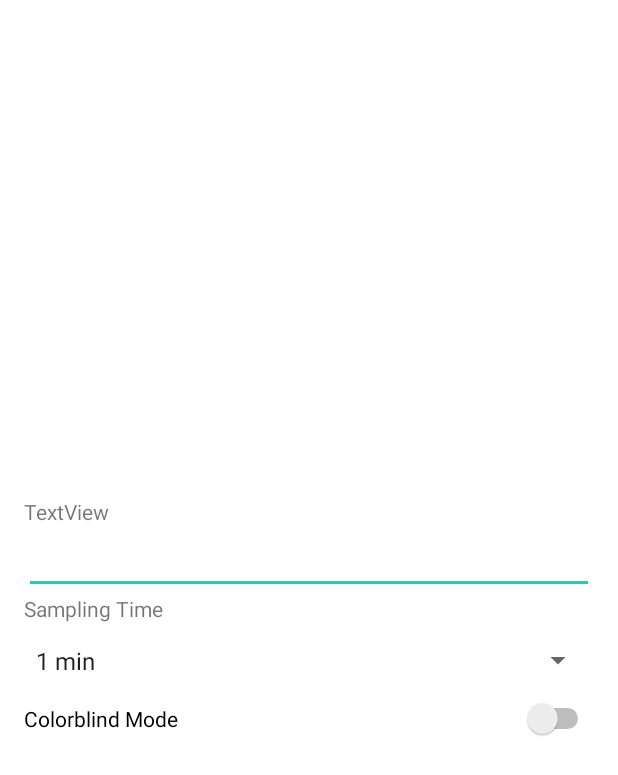
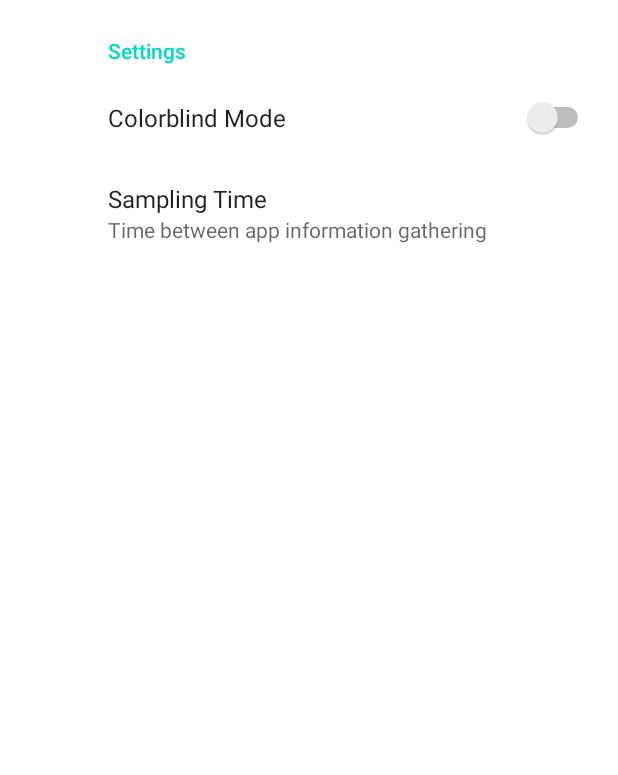
Before and after one commit to fm0989/unibo-66860-LAM, an Android app: the OptionActivity screen opened directly, with no data from a screen before it, on a phone screen of 412 x 824 dp. Shown: the top 775 px of the screen. Run offline under Robolectric (Android 15) with nearby library versions, the light colour scheme and no system bars; our stand-ins replace androidx.preference.

Commit message:
Main UI and buttons set. Working on boot background service.

```diff
--- a/app/src/main/java/com/example/prjlam/OptionActivity.java
+++ b/app/src/main/java/com/example/prjlam/OptionActivity.java
@@ -8,16 +8,9 @@ import android.widget.Spinner;
 
 public class OptionActivity extends AppCompatActivity {
 
-    Spinner spTime;
     @Override
     protected void onCreate(Bundle savedInstanceState) {
         super.onCreate(savedInstanceState);
         setContentView(R.layout.activity_option);
-        /* Spinner */
-        spTime = findViewById(R.id.sTime);
-        ArrayAdapter<CharSequence> spinnerAdapter = ArrayAdapter.createFromResource(this,
-                R.array.spinner_time, android.R.layout.simple_spinner_item);
-        spinnerAdapter.setDropDownViewResource(android.R.layout.simple_dropdown_item_1line);
-        spTime.setAdapter(spinnerAdapter);
     }
 }
--- /dev/null
+++ b/app/src/main/java/com/example/prjlam/SettingsFragment.java
@@ -0,0 +1,12 @@
+package com.example.prjlam;
+
+import android.os.Bundle;
+
+import androidx.preference.PreferenceFragmentCompat;
+
+public class SettingsFragment extends PreferenceFragmentCompat{
+    @Override
+    public void onCreatePreferences(Bundle savedInstanceState, String rootKey) {
+        setPreferencesFromResource(R.xml.myprefs, rootKey);
+    }
+}
--- a/app/src/main/res/layout/activity_main.xml
+++ b/app/src/main/res/layout/activity_main.xml
@@ -36,13 +36,12 @@
         android:id="@+id/btnSettings"
         android:layout_width="60dp"
         android:layout_height="60dp"
-        android:layout_marginTop="5dp"
         android:background="#00FFFFFF"
         android:contentDescription="@string/settings"
+        android:scaleType="fitCenter"
         app:layout_constraintBottom_toBottomOf="parent"
         app:layout_constraintEnd_toEndOf="parent"
         app:layout_constraintTop_toTopOf="@+id/category"
-        android:scaleType="fitCenter"
         app:srcCompat="@drawable/settings" />
 
     <Spinner
--- a/app/src/main/res/layout/activity_option.xml
+++ b/app/src/main/res/layout/activity_option.xml
@@ -1,42 +1,13 @@
 <?xml version="1.0" encoding="utf-8"?>
-<LinearLayout xmlns:android="http://schemas.android.com/apk/res/android"
-    xmlns:app="http://schemas.android.com/apk/res-auto"
+<FrameLayout xmlns:android="http://schemas.android.com/apk/res/android"
     xmlns:tools="http://schemas.android.com/tools"
+    android:layout_height="match_parent"
     android:layout_width="match_parent"
-    android:layout_height="match_parent"
-    android:gravity="center"
-    android:orientation="vertical"
-    android:padding="16dp"
-    tools:context=".OptionActivity">
+    android:id="@+id/fl_settings">
 
-    <TextView
-        android:id="@+id/textView2"
+    <androidx.fragment.app.FragmentContainerView
+        android:id="@+id/fragmentContainerView"
+        android:name="com.example.prjlam.SettingsFragment"
         android:layout_width="match_parent"
-        android:layout_height="wrap_content"
-        android:text="TextView" />
-
-    <EditText
-        android:id="@+id/editTextTime"
-        android:layout_width="match_parent"
-        android:layout_height="wrap_content"
-        android:ems="10"
-        android:inputType="time" />
-
-    <TextView
-        android:id="@+id/textView"
-        android:layout_width="match_parent"
-        android:layout_height="wrap_content"
-        android:text="Sampling Time" />
-
-    <Spinner
-        android:id="@+id/sTime"
-        android:layout_width="match_parent"
-        android:layout_height="50dp" />
-
-    <Switch
-        android:id="@+id/switch1"
-        android:layout_width="match_parent"
-        android:layout_height="wrap_content"
-        android:text="Colorblind Mode" />
-
-</LinearLayout>
+        android:layout_height="match_parent" />
+</FrameLayout>
--- a/app/src/main/res/values/spinnerstuff.xml
+++ b/app/src/main/res/values/spinnerstuff.xml
@@ -15,4 +15,14 @@
         <item value="">12 h</item>
         <item value="">24 h</item>
     </string-array>
+    <string-array name="spinner_time_values">
+        <item value="">60</item>
+        <item value="">300</item>
+        <item value="">600</item>
+        <item value="">1800</item>
+        <item value="">3600</item>
+        <item value="">21600</item>
+        <item value="">43200</item>
+        <item value="">86400</item>
+    </string-array>
 </resources>
--- a/app/src/main/res/xml/backup_rules.xml
+++ b/app/src/main/res/xml/backup_rules.xml
@@ -2,7 +2,7 @@
    Sample backup rules file; uncomment and customize as necessary.
    See https://developer.android.com/guide/topics/data/autobackup
    for details.
-   Note: This file is ignored for devices older that API 31
+   Note: This file is ignored for devices older than API 31
    See https://developer.android.com/about/versions/12/backup-restore
 -->
 <full-backup-content>
--- /dev/null
+++ b/app/src/main/res/xml/myprefs.xml
@@ -0,0 +1,15 @@
+<?xml version="1.0" encoding="utf-8"?>
+<PreferenceScreen xmlns:android="http://schemas.android.com/apk/res/android">
+    <PreferenceCategory android:title="@string/settings">
+        <SwitchPreference
+            android:key="colorblind"
+            android:title="Colorblind Mode" />
+        <ListPreference
+            android:dialogTitle="Sampling Time"
+            android:entries="@array/spinner_time"
+            android:entryValues="@array/spinner_time_values"
+            android:key="sTime"
+            android:summary="Time between app information gathering"
+            android:title="Sampling Time" />
+    </PreferenceCategory>
+</PreferenceScreen>
```
Also changed, not shown: app/src/main/AndroidManifest.xml (+11 -1 lines), app/src/main/java/com/example/prjlam/BOOTReceiver.java (added, +21 -0 lines), app/src/main/java/com/example/prjlam/GatheringService.java (added, +67 -0 lines), app/src/main/java/com/example/prjlam/MainActivity.java (+9 -3 lines), app/src/main/res/values/strings.xml (+5 -5 lines).
